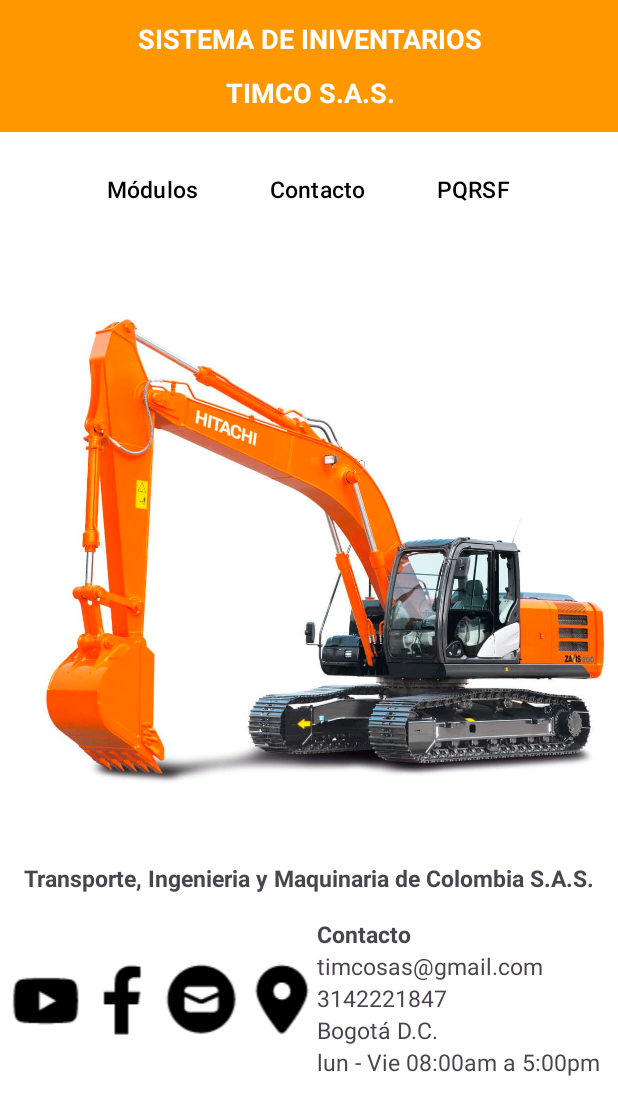
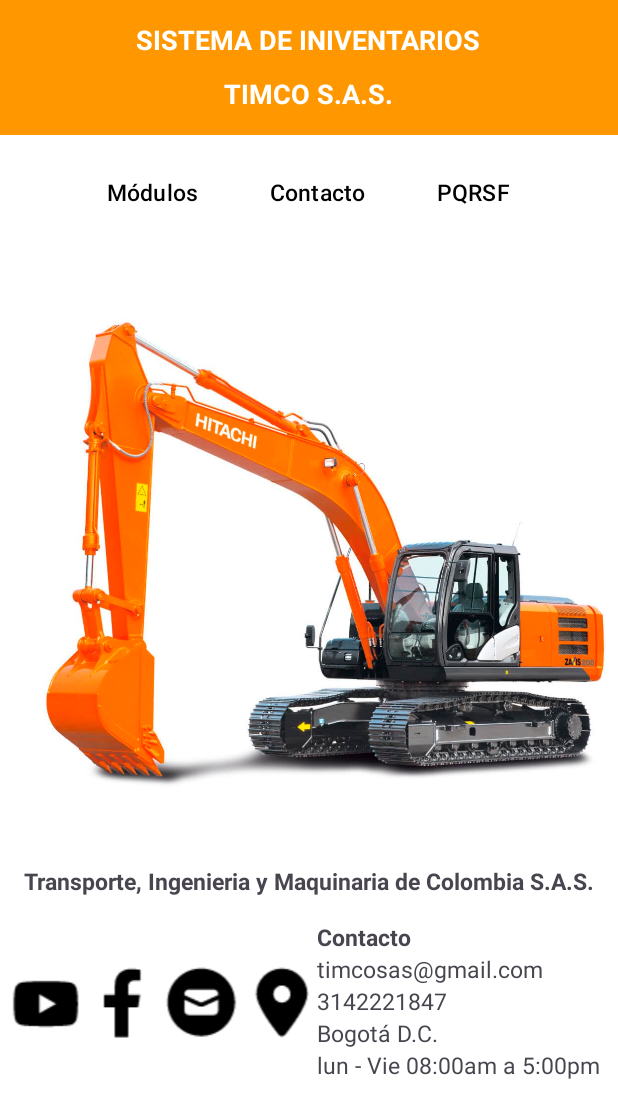
Before and after one commit to Brigitte9219/TimcoApp_AndroidStudio, an Android app: the screen it shows after launch (MainActivity), on a phone screen of 412 x 824 dp. Shown: the top 1118 px of the screen. Run offline under Robolectric (Android 15) with nearby library versions, the phone set to English and light mode, and no system bars.

```diff
--- a/app/src/main/AndroidManifest.xml
+++ b/app/src/main/AndroidManifest.xml
@@ -13,6 +13,9 @@
         android:theme="@style/Theme.Timco"
         tools:targetApi="31">
         <activity
+            android:name=".DosActivity"
+            android:exported="false" />
+        <activity
             android:name=".MainActivity"
             android:exported="true">
             <intent-filter>
--- /dev/null
+++ b/app/src/main/java/com/sena/timco/DosActivity.java
@@ -0,0 +1,14 @@
+package com.sena.timco;
+
+import androidx.appcompat.app.AppCompatActivity;
+
+import android.os.Bundle;
+
+public class DosActivity extends AppCompatActivity {
+
+    @Override
+    protected void onCreate(Bundle savedInstanceState) {
+        super.onCreate(savedInstanceState);
+        setContentView(R.layout.activity_dos);
+    }
+}
--- /dev/null
+++ b/app/src/main/res/layout/activity_dos.xml
@@ -0,0 +1,9 @@
+<?xml version="1.0" encoding="utf-8"?>
+<androidx.constraintlayout.widget.ConstraintLayout xmlns:android="http://schemas.android.com/apk/res/android"
+    xmlns:app="http://schemas.android.com/apk/res-auto"
+    xmlns:tools="http://schemas.android.com/tools"
+    android:layout_width="match_parent"
+    android:layout_height="match_parent"
+    tools:context=".DosActivity">
+
+</androidx.constraintlayout.widget.ConstraintLayout>
--- a/app/src/main/res/layout/activity_main.xml
+++ b/app/src/main/res/layout/activity_main.xml
@@ -9,8 +9,8 @@
 
     <LinearLayout
         android:id="@+id/linearLayout"
-        android:layout_width="413dp"
-        android:layout_height="88dp"
+        android:layout_width="match_parent"
+        android:layout_height="90dp"
         android:background="#FF9800"
         android:gravity="center"
         android:orientation="vertical"
@@ -20,26 +20,26 @@
 
         <TextView
             android:id="@+id/textView"
-            android:layout_width="match_parent"
+            android:layout_width="wrap_content"
             android:layout_height="36dp"
-            android:background="#FF9800"
+            android:background="#86FF9700"
             android:gravity="center"
             android:text="@string/tituloUno"
             android:textAlignment="center"
-            android:textColor="@color/white"
-            android:textSize="18dp"
+            android:textColor="#FFFFFF"
+            android:textSize="18sp"
             android:textStyle="bold" />
 
         <TextView
             android:id="@+id/textView2"
-            android:layout_width="match_parent"
+            android:layout_width="wrap_content"
             android:layout_height="36dp"
-            android:background="#FF9800"
+            android:background="#87FF9700"
             android:gravity="center"
             android:text="@string/tituloDos"
             android:textAlignment="center"
             android:textColor="@color/white"
-            android:textSize="18dp"
+            android:textSize="18sp"
             android:textStyle="bold" />
 
     </LinearLayout>
@@ -62,7 +62,7 @@
             android:backgroundTint="@color/white"
             android:text="@string/botonUno"
             android:textColor="@color/black"
-            android:textSize="15dp"/>
+            android:textSize="15sp"/>
 
         <Button
             android:id="@+id/button2"
@@ -71,7 +71,7 @@
             android:backgroundTint="@color/white"
             android:text="@string/botonDos"
             android:textColor="@color/black"
-            android:textSize="15dp"/>
+            android:textSize="15sp"/>
 
         <Button
             android:id="@+id/button3"
@@ -80,7 +80,7 @@
             android:backgroundTint="@color/white"
             android:text="@string/botonTres"
             android:textColor="@color/black"
-            android:textSize="15dp"/>
+            android:textSize="15sp"/>
 
     </TableRow>
 
@@ -117,7 +117,7 @@
             android:layout_height="35dp"
             android:gravity="center"
             android:text="@string/pieUno"
-            android:textSize="15dp"
+            android:textSize="15sp"
             android:textStyle="bold" />
 
         <LinearLayout
@@ -166,7 +166,7 @@
                     android:layout_width="match_parent"
                     android:layout_height="wrap_content"
                     android:text="@string/pieDos"
-                    android:textSize="15dp"
+                    android:textSize="15sp"
                     android:textStyle="bold" />
 
                 <TextView
@@ -174,28 +174,28 @@
                     android:layout_width="match_parent"
                     android:layout_height="wrap_content"
                     android:text="@string/pieTres"
-                    android:textSize="15dp" />
+                    android:textSize="15sp" />
 
                 <TextView
                     android:id="@+id/textView6"
                     android:layout_width="match_parent"
                     android:layout_height="wrap_content"
                     android:text="@string/pieCuatro"
-                    android:textSize="15dp" />
+                    android:textSize="15sp" />
 
                 <TextView
                     android:id="@+id/textView7"
                     android:layout_width="match_parent"
                     android:layout_height="wrap_content"
                     android:text="@string/pieCinco"
-                    android:textSize="15dp" />
+                    android:textSize="15sp" />
 
                 <TextView
                     android:id="@+id/textView8"
                     android:layout_width="match_parent"
                     android:layout_height="wrap_content"
                     android:text="@string/pieSeis"
-                    android:textSize="15dp" />
+                    android:textSize="15sp" />
             </LinearLayout>
         </LinearLayout>
     </LinearLayout>
```
